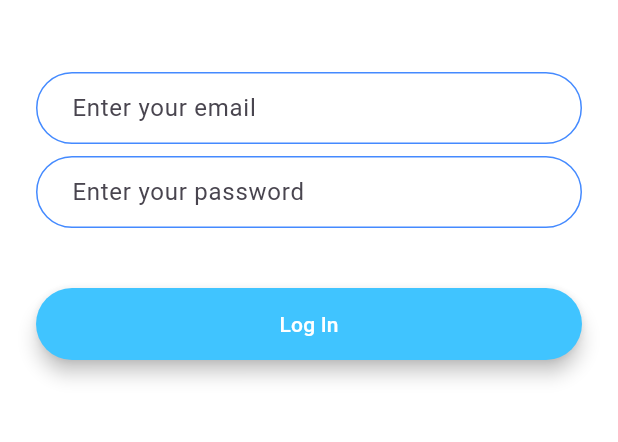
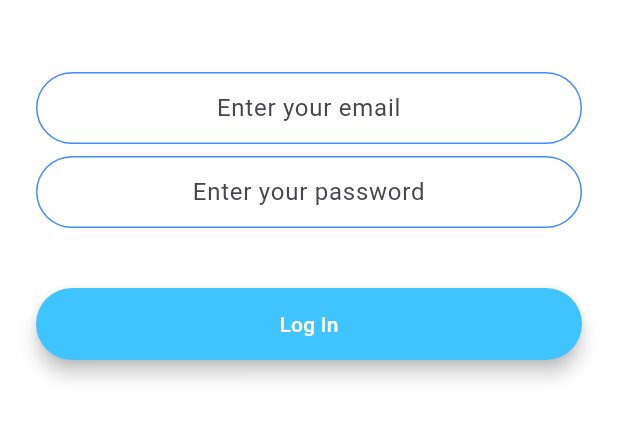
Before and after one commit to walidtolba/flash_chat_flutter, a Flutter app: the screen it shows after launch, after a tap on "Log In", on a phone screen of 412 x 824 dp, the part 576-1018 px from its top. Run offline on Flutter 3.47's test engine with Material 3 defaults, Android fonts, the phone set to English and light mode, and no system bars; drawn by our look-alikes of modal_progress_hud_nsn; our stand-ins replace animated_text_kit, cloud_firestore, firebase_auth, firebase_core; accounts and stored records are empty; network calls fail.

```diff
--- a/lib/screens/login_screen.dart
+++ b/lib/screens/login_screen.dart
@@ -1,6 +1,9 @@
+import 'package:firebase_auth/firebase_auth.dart';
 import 'package:flash_chat_flutter/constants.dart';
+import 'package:flash_chat_flutter/screens/chat_screen.dart';
 import 'package:flash_chat_flutter/widgets/rounded_button.dart';
 import 'package:flutter/material.dart';
+import 'package:modal_progress_hud_nsn/modal_progress_hud_nsn.dart';
 
 class LoginScreen extends StatefulWidget {
     static const id = 'login_screen';
@@ -10,11 +13,18 @@ class LoginScreen extends StatefulWidget {
 }
 
 class _LoginScreenState extends State<LoginScreen> {
+  String email = '';
+  String password = '';
+  FirebaseAuth _auth = FirebaseAuth.instance;
+  User? user;
+  bool showSpinner = false;
   @override
   Widget build(BuildContext context) {
     return Scaffold(
       backgroundColor: Colors.white,
-      body: Padding(
+      body: ModalProgressHUD(
+        inAsyncCall: showSpinner,
+        child: Padding(
           padding: EdgeInsets.symmetric(horizontal: 24.0),
           child: Column(
             mainAxisAlignment: MainAxisAlignment.center,
@@ -31,8 +41,10 @@ class _LoginScreenState extends State<LoginScreen> {
                 height: 48.0,
               ),
               TextField(
+                textAlign: TextAlign.center,
+                keyboardType: TextInputType.emailAddress,
                 onChanged: (value) {
-                //Do something with the user input.
+                  email = value;
                 },
                 decoration: kInputDecoration.copyWith(hintText: 'Enter your email'),
               ),
@@ -40,16 +52,29 @@ class _LoginScreenState extends State<LoginScreen> {
                 height: 8.0,
               ),
               TextField(
+                textAlign: TextAlign.center,
+                obscureText: true,
                 onChanged: (value) {
-                //Do something with the user input.
+                  password = value;
                 },
                 decoration: kInputDecoration.copyWith(hintText: 'Enter your password'),
               ),
               SizedBox(
                 height: 24.0,
               ),
-            RoundedButton(text: 'Log In', color: Colors.lightBlueAccent, onPressed: (){})
+              RoundedButton(text: 'Log In', color: Colors.lightBlueAccent, onPressed: () async{
+                setState(() {
+                  showSpinner = true;
+                });
+                final user = await _auth.signInWithEmailAndPassword(email: email, password: password);
+                if (user != null)
+                  Navigator.pushNamed(context, ChatScreen.id  );
+          setState(() {
+            showSpinner = false;
+          });
+              })
             ],
+          ),
         ),
       ),
     );
--- a/pubspec.yaml
+++ b/pubspec.yaml
@@ -39,6 +39,7 @@ dependencies:
   firebase_core: ^3.3.0
   cloud_firestore: ^5.2.0
   firebase_auth: ^5.1.3
+  modal_progress_hud_nsn: ^0.5.1
 
 dev_dependencies:
   flutter_test:
```
Also changed, not shown: lib/screens/chat_screen.dart (+52 -3 lines), lib/screens/registration_screen.dart (+14 -2 lines), pubspec.lock. Lines whose indentation alone changed are shown as unchanged.
